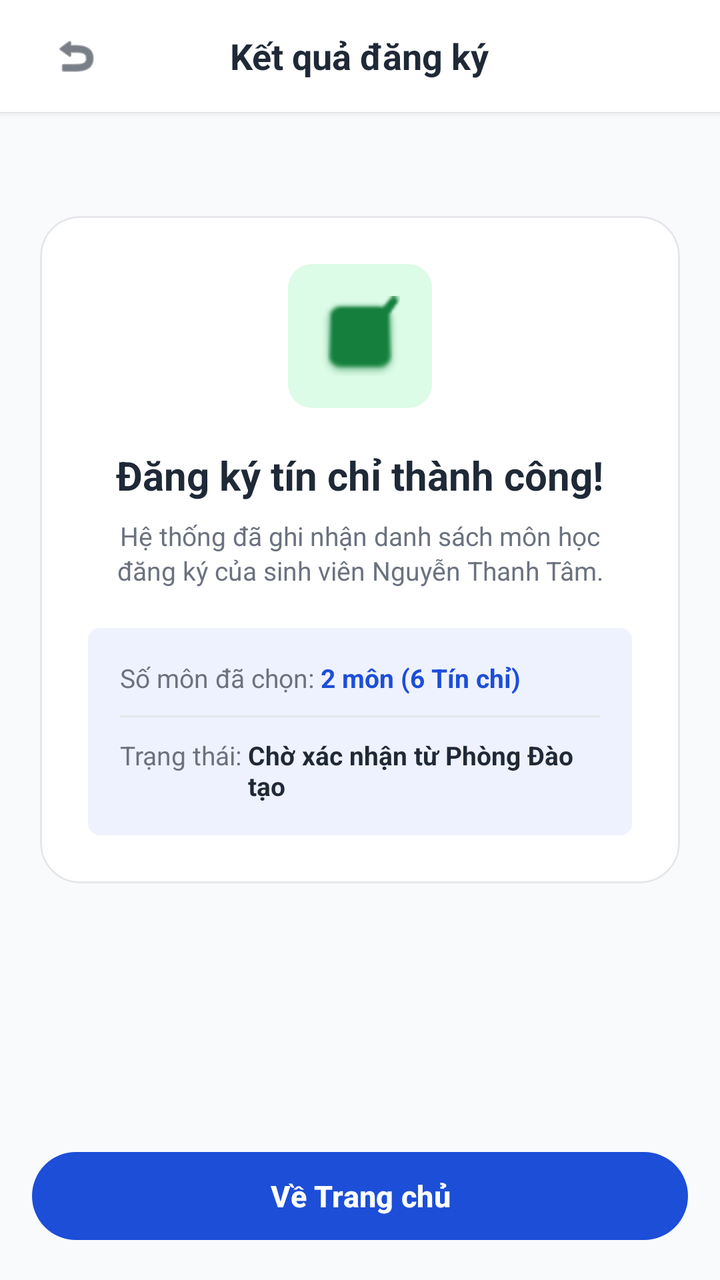
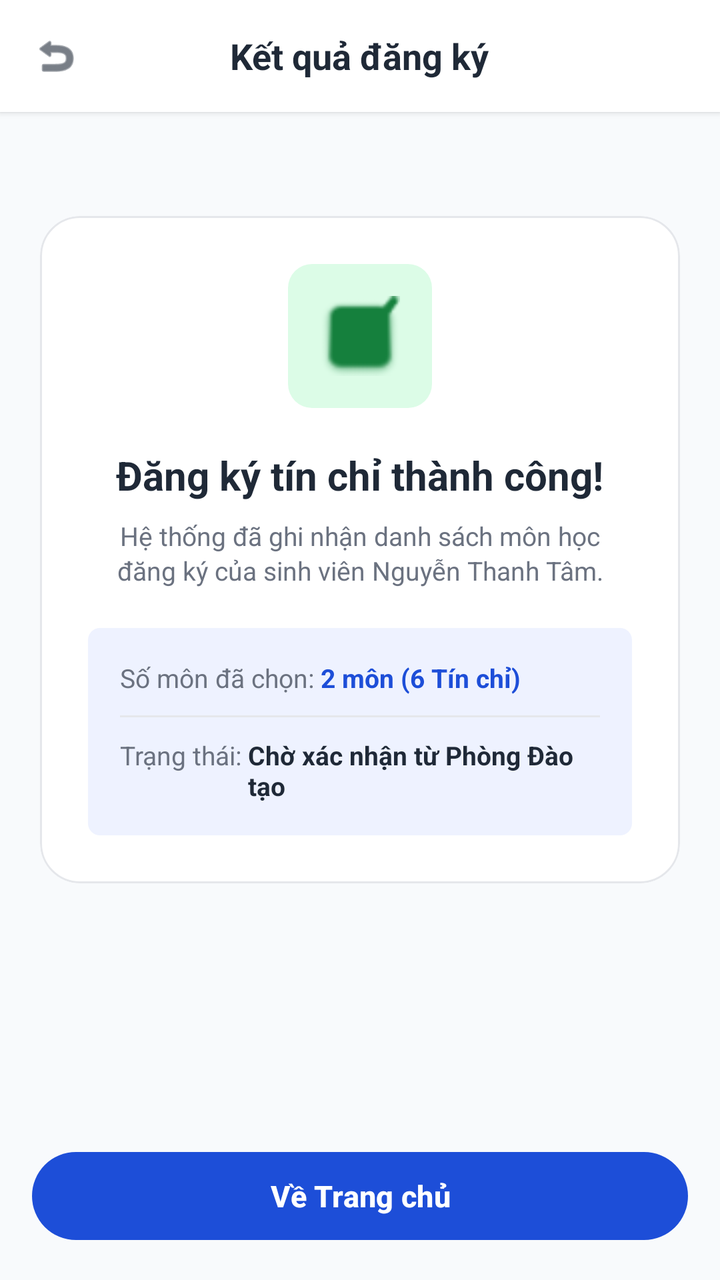

Compare the two renders of this Android layout. The source of the first and the diff that turns it into the second are given below.
<!-- AndroidManifest.xml: application theme Theme.XayDung -->
<!-- res/layout/activity_ket_qua_dang_ky.xml -->
<?xml version="1.0" encoding="utf-8"?>
<RelativeLayout xmlns:android="http://schemas.android.com/apk/res/android"
    xmlns:app="http://schemas.android.com/apk/res-auto"
    android:layout_width="match_parent"
    android:layout_height="match_parent"
    android:background="@color/figma_bg">

    
    <RelativeLayout
        android:id="@+id/headerToolbar"
        android:layout_width="match_parent"
        android:layout_height="56dp"
        android:paddingHorizontal="16dp"
        android:background="@color/white"
        android:elevation="2dp">

        <ImageView
            android:id="@+id/btnBack"
            android:layout_width="44dp"
            android:layout_height="44dp"
            android:layout_centerVertical="true"
            android:padding="10dp"
            android:clickable="true"
            android:focusable="true"
            android:background="?attr/selectableItemBackgroundBorderless"
            android:src="@android:drawable/ic_menu_revert"
            android:contentDescription="Back"
            app:tint="@color/figma_text_primary" />

        <TextView
            android:layout_width="wrap_content"
            android:layout_height="wrap_content"
            android:layout_centerInParent="true"
            android:text="Kết quả đăng ký"
            android:textColor="@color/figma_text_primary"
            android:textSize="18sp"
            android:textStyle="bold" />
    </RelativeLayout>

    <ScrollView
        android:layout_width="match_parent"
        android:layout_height="match_parent"
        android:layout_below="@id/headerToolbar"
        android:layout_above="@id/btnGoHome"
        android:fillViewport="true">

        <LinearLayout
            android:layout_width="match_parent"
            android:layout_height="wrap_content"
            android:orientation="vertical"
            android:padding="20dp"
            android:gravity="center_horizontal">

            
            <com.google.android.material.card.MaterialCardView
                android:layout_width="match_parent"
                android:layout_height="wrap_content"
                android:layout_marginTop="32dp"
                app:cardCornerRadius="20dp"
                app:cardElevation="0dp"
                app:cardBackgroundColor="@color/white"
                app:strokeColor="@color/figma_card_border"
                app:strokeWidth="1dp">

                <LinearLayout
                    android:layout_width="match_parent"
                    android:layout_height="wrap_content"
                    android:orientation="vertical"
                    android:padding="24dp"
                    android:gravity="center_horizontal">

                    
                    <FrameLayout
                        android:layout_width="72dp"
                        android:layout_height="72dp"
                        android:background="@drawable/bg_green_badge">

                        <ImageView
                            android:layout_width="40dp"
                            android:layout_height="40dp"
                            android:layout_gravity="center"
                            android:src="@android:drawable/checkbox_on_background"
                            android:contentDescription="Success"
                            app:tint="@color/green_badge_text" />
                    </FrameLayout>

                    <TextView
                        android:layout_width="wrap_content"
                        android:layout_height="wrap_content"
                        android:layout_marginTop="20dp"
                        android:text="Đăng ký tín chỉ thành công!"
                        android:textColor="@color/figma_text_primary"
                        android:textSize="20sp"
                        android:textStyle="bold" />

                    <TextView
                        android:id="@+id/tvResultDesc"
                        android:layout_width="match_parent"
                        android:layout_height="wrap_content"
                        android:layout_marginTop="8dp"
                        android:gravity="center"
                        android:text="Hệ thống đã ghi nhận danh sách môn học đăng ký của sinh viên Nguyễn Thanh Tâm."
                        android:textColor="@color/figma_text_secondary"
                        android:textSize="13sp"
                        android:lineSpacingExtra="2dp" />

                    
                    <LinearLayout
                        android:layout_width="match_parent"
                        android:layout_height="wrap_content"
                        android:layout_marginTop="20dp"
                        android:background="@drawable/bg_tag_chip"
                        android:orientation="vertical"
                        android:padding="16dp">

                        <LinearLayout
                            android:layout_width="match_parent"
                            android:layout_height="wrap_content"
                            android:orientation="horizontal">

                            <TextView
                                android:layout_width="wrap_content"
                                android:layout_height="wrap_content"
                                android:text="Số môn đã chọn: "
                                android:textColor="@color/figma_text_secondary"
                                android:textSize="13sp" />

                            <TextView
                                android:layout_width="wrap_content"
                                android:layout_height="wrap_content"
                                android:text="2 môn (6 Tín chỉ)"
                                android:textColor="@color/figma_blue"
                                android:textSize="13sp"
                                android:textStyle="bold" />
                        </LinearLayout>

                        <View
                            android:layout_width="match_parent"
                            android:layout_height="1dp"
                            android:layout_marginVertical="10dp"
                            android:background="@color/figma_card_border" />

                        <LinearLayout
                            android:layout_width="match_parent"
                            android:layout_height="wrap_content"
                            android:orientation="horizontal">

                            <TextView
                                android:layout_width="wrap_content"
                                android:layout_height="wrap_content"
                                android:text="Trạng thái: "
                                android:textColor="@color/figma_text_secondary"
                                android:textSize="13sp" />

                            <TextView
                                android:layout_width="wrap_content"
                                android:layout_height="wrap_content"
                                android:text="Chờ xác nhận từ Phòng Đào tạo"
                                android:textColor="@color/figma_text_primary"
                                android:textSize="13sp"
                                android:textStyle="bold" />
                        </LinearLayout>
                    </LinearLayout>

                </LinearLayout>
            </com.google.android.material.card.MaterialCardView>

        </LinearLayout>
    </ScrollView>

    
    <com.google.android.material.button.MaterialButton
        android:id="@+id/btnGoHome"
        android:layout_width="match_parent"
        android:layout_height="52dp"
        android:layout_alignParentBottom="true"
        android:layout_margin="16dp"
        android:text="Về Trang chủ"
        android:textSize="15sp"
        android:textStyle="bold"
        app:cornerRadius="26dp"
        app:backgroundTint="@color/figma_blue" />

</RelativeLayout>
<!-- resources referenced by this layout -->
<resources>
  <color name="figma_bg">#F8FAFC</color>
  <color name="figma_blue">#1D4ED8</color>
  <color name="figma_card_border">#E5E7EB</color>
  <color name="figma_text_primary">#1F2937</color>
  <color name="figma_text_secondary">#6B7280</color>
  <color name="green_badge_text">#15803D</color>
  <color name="white">#FFFFFFFF</color>
  <!-- drawable bg_green_badge (drawable) -->
  <?xml version="1.0" encoding="utf-8"?>
  <shape xmlns:android="http://schemas.android.com/apk/res/android"
      android:shape="rectangle">
      <solid android:color="@color/green_badge_bg" />
      <corners android:radius="12dp" />
  </shape>
  <!-- drawable bg_tag_chip (drawable) -->
  <?xml version="1.0" encoding="utf-8"?>
  <shape xmlns:android="http://schemas.android.com/apk/res/android"
      android:shape="rectangle">
      <solid android:color="@color/figma_blue_light" />
      <corners android:radius="6dp" />
  </shape>
  <style name="Theme.XayDung" parent="Base.Theme.XayDung" />
  <color name="green_badge_bg">#DCFCE7</color>
  <color name="figma_blue_light">#EEF2FF</color>
  <style name="Base.Theme.XayDung" parent="Theme.Material3.DayNight.NoActionBar">
          <item name="colorPrimary">@color/figma_blue</item>
          <item name="colorPrimaryDark">@color/figma_blue_dark</item>
          <item name="colorSecondary">@color/figma_blue</item>
          <item name="android:windowBackground">@color/figma_bg</item>
      </style>
  <color name="figma_blue_dark">#1E40AF</color>
</resources>

<!-- the commit's change to res/layout/activity_ket_qua_dang_ky.xml (unified diff, before → after) -->
@@ -10,27 +10,35 @@
         android:id="@+id/headerToolbar"
         android:layout_width="match_parent"
         android:layout_height="56dp"
-        android:paddingHorizontal="16dp"
         android:background="@color/white"
         android:elevation="2dp">
 
-        <ImageView
-            android:id="@+id/btnBack"
-            android:layout_width="44dp"
-            android:layout_height="44dp"
+        <FrameLayout
+            android:id="@+id/btnBackContainer"
+            android:layout_width="56dp"
+            android:layout_height="56dp"
+            android:layout_alignParentStart="true"
             android:layout_centerVertical="true"
-            android:padding="10dp"
             android:clickable="true"
             android:focusable="true"
-            android:background="?attr/selectableItemBackgroundBorderless"
-            android:src="@android:drawable/ic_menu_revert"
-            android:contentDescription="Back"
-            app:tint="@color/figma_text_primary" />
+            android:elevation="10dp"
+            android:background="?attr/selectableItemBackgroundBorderless">
+
+            <ImageView
+                android:id="@+id/btnBack"
+                android:layout_width="24dp"
+                android:layout_height="24dp"
+                android:layout_gravity="center"
+                android:src="@android:drawable/ic_menu_revert"
+                android:contentDescription="Back"
+                app:tint="@color/figma_text_primary" />
+        </FrameLayout>
 
         <TextView
             android:layout_width="wrap_content"
             android:layout_height="wrap_content"
             android:layout_centerInParent="true"
+            android:clickable="false"
             android:text="Kết quả đăng ký"
             android:textColor="@color/figma_text_primary"
             android:textSize="18sp"
